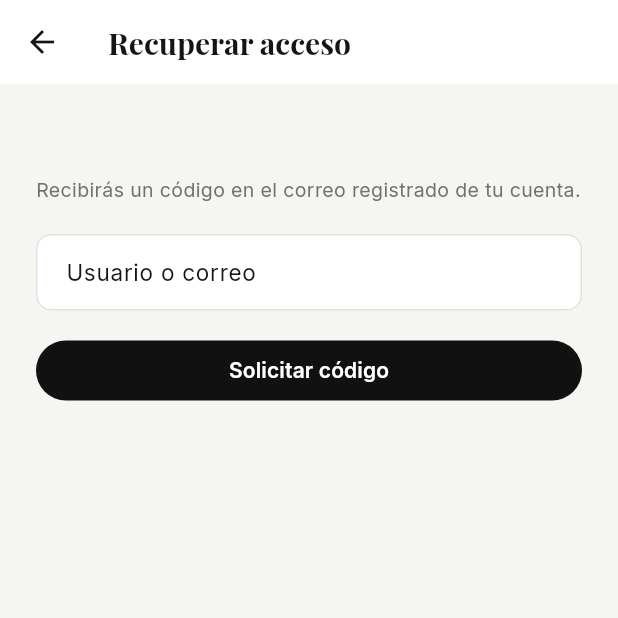
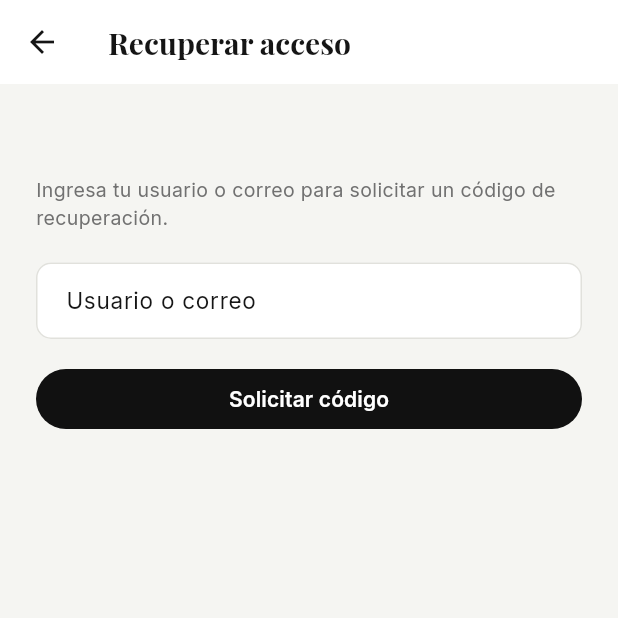
Before and after one commit to Jordi-Roma/tr-mobile, a Flutter app: the RecuperarPasswordScreen screen opened directly, on a phone screen of 412 x 824 dp, the top half of it. Run offline on Flutter 3.47's test engine with Material 3 defaults, Android fonts, the phone set to English and light mode, and no system bars; our stand-ins replace flutter_map, google_fonts, image_picker, latlong2, open_filex, permission_handler and 5 more; missing offline and left inert: dart:js_interop, webview_flutter_android; accounts and stored records are empty; network calls fail.

Commit message:
Ajusta mensaje de recuperacion para correo centralizado

```diff
--- a/lib/screens/auth/recuperar_password_screen.dart
+++ b/lib/screens/auth/recuperar_password_screen.dart
@@ -70,7 +70,7 @@ class _RecuperarPasswordScreenState extends State<RecuperarPasswordScreen> {
                 ),
                 const SizedBox(height: 12),
                 const Text(
-                  'Recibirás un código en el correo registrado de tu cuenta.',
+                  'Ingresa tu usuario o correo para solicitar un código de recuperación.',
                 ),
                 const SizedBox(height: 20),
                 TextFormField(
```
